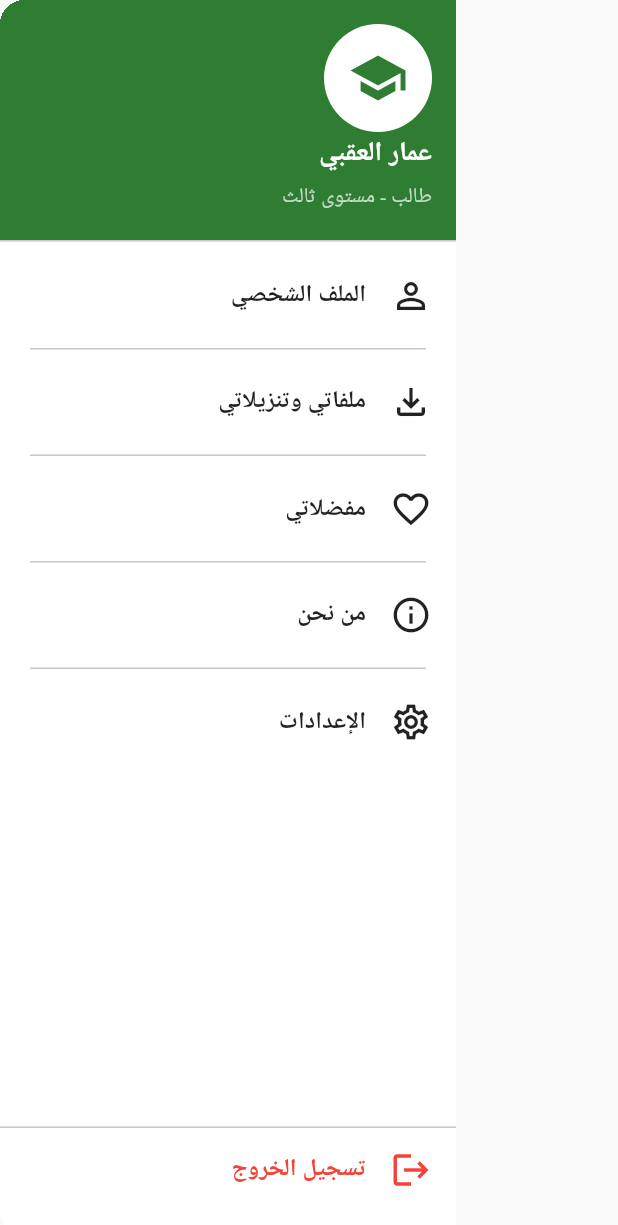
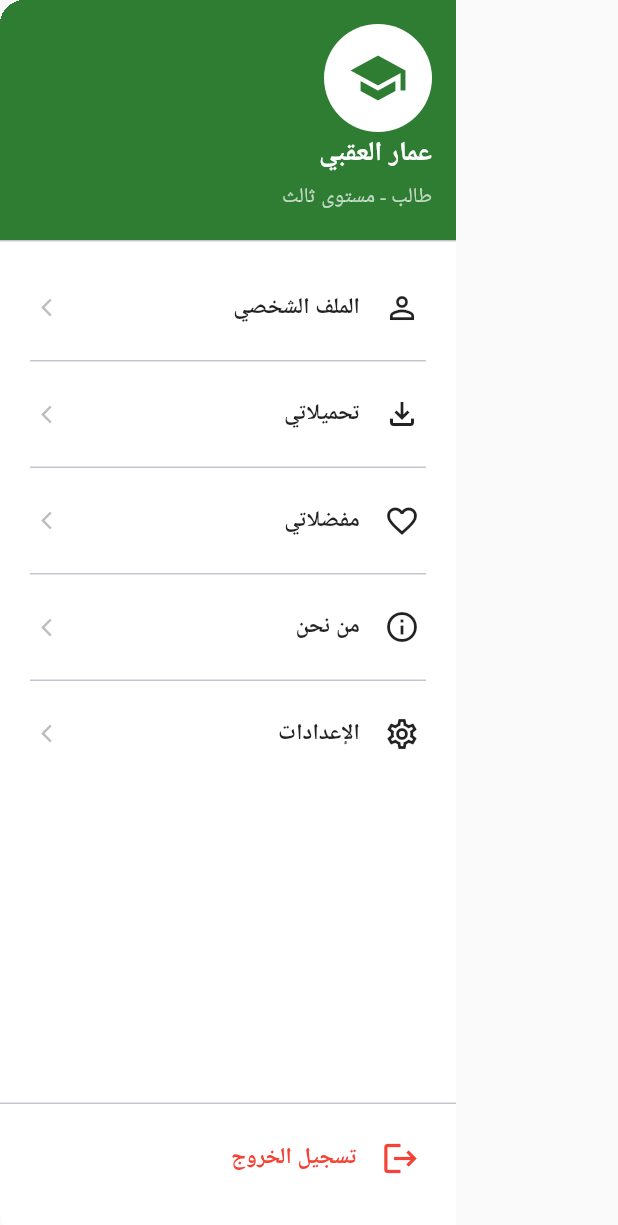
Before and after one commit to qais542541-max/Digital-Library, a Flutter app: the CustomDrawer widget shown alone on an empty page, opened directly with empty values, on a phone screen of 412 x 824 dp. Shown: the top 1225 px of the screen. Run offline on Flutter 3.47's test engine with Material 3 defaults, Android fonts, the phone set to English and light mode, and no system bars; our stand-ins replace image_picker, shared_preferences; missing offline and left inert: syncfusion_flutter_pdfviewer; accounts and stored records are empty; Roboto replaces fonts that are missing (Cairo).

Commit message:
تعديل الشكل

```diff
--- a/lib/core/widgets/custom_drawer.dart
+++ b/lib/core/widgets/custom_drawer.dart
@@ -3,28 +3,34 @@ import '../../features/downloads/screens/downloads_screen.dart';
 import '../../features/favorites/screens/favorites_screen.dart';
 import '../../features/settings/screens/settings_screen.dart';
 import '../../features/about_us/about_screen.dart';
-import '../../features/settings/screens/profile_screen.dart'; // تأكد من مطابقة المسار لهيكلة ملفاتك
-import '../../features/layout/screens/main_screen.dart'; // استدعاء ملف الـ enum لمعرفة الصلاحية
+import '../../features/settings/screens/profile_screen.dart';
+import '../../features/layout/screens/main_screen.dart';
+// في ملف main_screen.dart
+import 'package:provider/provider.dart';
+import '../../../core/providers/settings_provider.dart';
+
+// داخل دالة الـ build في MainScreen:
+
 
 const Color appPrimaryGreen = Color(0xFF2E7D32);
 
 class CustomDrawer extends StatelessWidget {
-  final UserRole role; // استقبال دور المستخدم
+  final UserRole role;
 
   const CustomDrawer({super.key, required this.role});
 
   @override
   Widget build(BuildContext context) {
-    // 1. قراءة حالة الوضع المظلم
     final isDarkMode = Theme.of(context).brightness == Brightness.dark;
+    final settings = Provider.of<SettingsProvider>(context);
+    final bool isArabic = settings.languageCode == 'ar';
 
-    // 2. تحديد بيانات رأس القائمة (Header) برمجياً حسب الدور
     String userName = 'زائر (ضيف)';
     String userDesc = 'تصفح المكتبة بدون حساب';
     IconData userIcon = Icons.person_outline;
 
     if (role == UserRole.student) {
-      userName = 'عمار العقبي'; // سيأتي من قاعدة البيانات لاحقاً
+      userName = 'عمار العقبي';
       userDesc = 'طالب - مستوى ثالث';
       userIcon = Icons.school;
     } else if (role == UserRole.teacher) {
@@ -42,15 +48,13 @@ class CustomDrawer extends StatelessWidget {
     }
 
     return Drawer(
-      // تكيف لون خلفية القائمة مع الوضع المظلم
       backgroundColor: isDarkMode ? const Color(0xFF1E1E1E) : Colors.white,
       child: Column(
         children: [
-          // 3. رأس القائمة (Header) المدمج
           UserAccountsDrawerHeader(
             decoration: const BoxDecoration(color: appPrimaryGreen),
-            accountName: Text(userName, style: const TextStyle(fontWeight: FontWeight.bold, fontSize: 18, color: Colors.white)),
-            accountEmail: Text(userDesc, style: const TextStyle(color: Colors.white70)),
+            accountName: Text(userName, style: const TextStyle(fontWeight: FontWeight.bold, fontSize: 18, color: Colors.white, fontFamily: 'Cairo')),
+            accountEmail: Text(userDesc, style: const TextStyle(color: Colors.white70, fontFamily: 'Cairo')),
             currentAccountPicture: CircleAvatar(
               backgroundColor: Colors.white,
               child: Icon(userIcon, size: 40, color: appPrimaryGreen),
@@ -59,76 +63,58 @@ class CustomDrawer extends StatelessWidget {
 
           Expanded(
             child: ListView(
-              padding: EdgeInsets.zero,
+              padding: const EdgeInsets.symmetric(vertical: 8),
               children: [
-                // 4. الملف الشخصي (يُخفى عن الضيف فقط)
-                // 4. الملف الشخصي (يُخفى عن الضيف فقط)
-                // 4. الملف الشخصي (يُخفى عن الضيف فقط)
-                if (role != UserRole.guest)
-                // 8. الإعدادات (تظهر للجميع)
-                // 4. الملف الشخصي (يُخفى عن الضيف فقط)
-                  if (role != UserRole.guest)
+                // 1. تجميع العناصر المخفية عن الضيف في كتلة واحدة نظيفة
+                if (role != UserRole.guest) ...[
                   _buildDrawerItem(
-                      context: context,
-                      title: 'الملف الشخصي', // 👈 التأكد من أن العنوان هو الملف الشخصي
-                      icon: Icons.person_outline, // 👈 أيقونة الشخص
+                    title: isArabic ? 'الملف الشخصي' : 'Profile',
+                    icon: Icons.person_outline,
                     isDarkMode: isDarkMode,
                     onTap: () {
-                        Navigator.pop(context); // إغلاق القائمة الجانبية أولاً
-                        Navigator.push(
-                          context,
-                          MaterialPageRoute(builder: (context) => ProfileScreen(role: role)), // تمرير دور المستخدم الفعلي
-                        );
+                      Navigator.pop(context);
+                      Navigator.push(context, MaterialPageRoute(builder: (context) => ProfileScreen(role: role)));
                     },
                   ),
-
-                if (role != UserRole.guest)
                   const Divider(height: 15, thickness: 1, indent: 20, endIndent: 20),
 
-                // 5. التنزيلات (تُخفى عن الضيف وعن الموظف)
-                if (role != UserRole.guest && role != UserRole.employee)
                   _buildDrawerItem(
-                    context: context,
-                    title: 'ملفاتي وتنزيلاتي',
+                    title: isArabic ? 'تحميلاتي' : 'My Downloads',
                     icon: Icons.file_download_outlined,
                     isDarkMode: isDarkMode,
                     onTap: () {
                       Navigator.pop(context);
-                      Navigator.push(context, MaterialPageRoute(builder: (context) => const DownloadsScreen()));
+                      Navigator.push(context, MaterialPageRoute(builder: (context) => DownloadsScreen(role: role)));
                     },
                   ),
+                  const Divider(height: 15, thickness: 1, indent: 20, endIndent: 20),
+                ],
 
-                if (role != UserRole.guest && role != UserRole.employee)
-                  const Divider(height: 15, thickness: 1, indent: 20, endIndent: 20),
-
-                // 6. المفضلة (تظهر للجميع مع حماية مخصصة للضيف)
+                // 2. العناصر التي تظهر للجميع
                 _buildDrawerItem(
-                  context: context,
-                  title: 'مفضلاتي',
+                  title: isArabic ? 'مفضلاتي' : 'Favorites',
                   icon: Icons.favorite_border,
                   isDarkMode: isDarkMode,
                   onTap: () {
+                    Navigator.pop(context);
                     if (role == UserRole.guest) {
-                      Navigator.pop(context); // إغلاق القائمة
                       ScaffoldMessenger.of(context).showSnackBar(
                         const SnackBar(
-                          content: Text('يرجى تسجيل الدخول أو إنشاء حساب لحفظ مفضلاتك!'),
+                          content: Text('يرجى تسجيل الدخول أو إنشاء حساب لحفظ مفضلاتك!', style: TextStyle(fontFamily: 'Cairo')),
                           backgroundColor: Colors.orange,
+                          behavior: SnackBarBehavior.floating,
                         ),
                       );
                     } else {
-                      Navigator.pop(context);
-                      Navigator.push(context, MaterialPageRoute(builder: (context) => const FavoritesScreen()));
+                      // تم إصلاح النقص هنا بتمرير role
+                      Navigator.push(context, MaterialPageRoute(builder: (context) => FavoritesScreen(role: role)));
                     }
                   },
                 ),
-
                 const Divider(height: 15, thickness: 1, indent: 20, endIndent: 20),
 
-                // 7. من نحن (تظهر للجميع)
                 _buildDrawerItem(
-                  context: context,
-                  title: 'من نحن',
+                  title: isArabic ? 'من نحن' : 'About Us',
                   icon: Icons.info_outline,
                   isDarkMode: isDarkMode,
                   onTap: () {
@@ -136,40 +122,35 @@ class CustomDrawer extends StatelessWidget {
                     Navigator.push(context, MaterialPageRoute(builder: (context) => const AboutScreen()));
                   },
                 ),
-
                 const Divider(height: 15, thickness: 1, indent: 20, endIndent: 20),
 
-                // 8. الإعدادات (تظهر للجميع)
                 _buildDrawerItem(
-                  context: context,
-                  title: 'الإعدادات',
+                  title: isArabic ? 'الإعدادات' : 'Settings',
                   icon: Icons.settings_outlined,
                   isDarkMode: isDarkMode,
                   onTap: () {
-                    Navigator.pushReplacement(
-                      context,
-                      MaterialPageRoute(builder: (context) => SettingsScreen(role: role)),
-                    );
+                    Navigator.pushReplacement(context, MaterialPageRoute(builder: (context) => SettingsScreen(role: role)));
                   },
                 ),
               ],
             ),
           ),
 
-          // 9. زر تسجيل الدخول / الخروج الذكي
           const Divider(height: 1),
           ListTile(
+            contentPadding: const EdgeInsets.symmetric(horizontal: 24, vertical: 8),
             leading: Icon(
               role == UserRole.guest ? Icons.login : Icons.logout,
               color: role == UserRole.guest ? appPrimaryGreen : Colors.red,
-              size: 28,
+              size: 26,
             ),
             title: Text(
               role == UserRole.guest ? 'تسجيل الدخول / إنشاء حساب' : 'تسجيل الخروج',
               style: TextStyle(
                 color: role == UserRole.guest ? appPrimaryGreen : Colors.red,
                 fontWeight: FontWeight.bold,
-                fontSize: 16,
+                fontSize: 15,
+                fontFamily: 'Cairo',
               ),
             ),
             onTap: () {
@@ -183,25 +164,31 @@ class CustomDrawer extends StatelessWidget {
     );
   }
 
-  // دالة بناء الأزرار الموحدة والذكية
+  // دالة بناء الأزرار بتصميم عصري (تم تحسين الهوامش وإضافة سهم)
   Widget _buildDrawerItem({
-    required BuildContext context,
     required String title,
     required IconData icon,
     required bool isDarkMode,
     required VoidCallback onTap,
   }) {
-    return ListTile(
-      leading: Icon(icon, color: isDarkMode ? Colors.white70 : Colors.black87, size: 28),
+    return Padding(
+      padding: const EdgeInsets.symmetric(horizontal: 8.0),
+      child: ListTile(
+        contentPadding: const EdgeInsets.symmetric(horizontal: 16),
+        shape: RoundedRectangleBorder(borderRadius: BorderRadius.circular(12)),
+        leading: Icon(icon, color: isDarkMode ? Colors.white70 : Colors.black87, size: 24),
         title: Text(
           title,
           style: TextStyle(
-          fontSize: 16,
+            fontSize: 15,
             fontWeight: FontWeight.w600,
             color: isDarkMode ? Colors.white : Colors.black87,
+            fontFamily: 'Cairo',
           ),
         ),
+        trailing: Icon(Icons.arrow_forward_ios, size: 14, color: Colors.grey.shade400),
         onTap: onTap,
+      ),
     );
   }
 }
```
Lines whose indentation alone changed are shown as unchanged.
